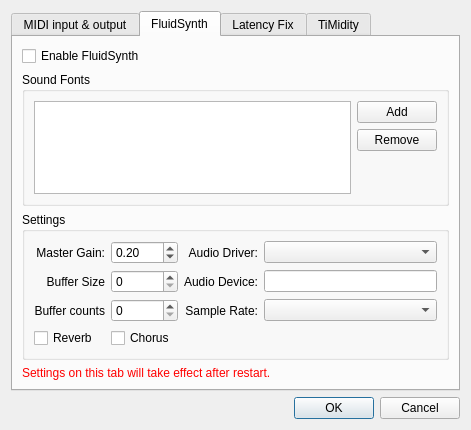
This is src/GuiMidiSetupDialog.ui in pianobooster/PianoBooster as Qt 5 draws it before an edit. The edited form follows.
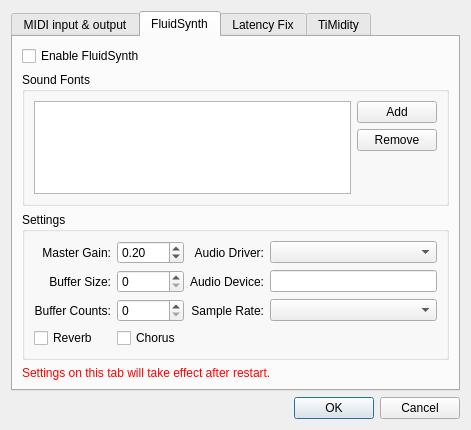
This is the edited form. The open tabs and pages were chosen to show the change.

What changed in the file:
```diff
--- a/src/GuiMidiSetupDialog.ui
+++ b/src/GuiMidiSetupDialog.ui
@@ -235,7 +235,7 @@
             <item row="2" column="0">
              <widget class="QLabel" name="label_4">
               <property name="text">
-               <string>Buffer counts</string>
+               <string>Buffer Counts:</string>
               </property>
               <property name="alignment">
                <set>Qt::AlignRight|Qt::AlignTrailing|Qt::AlignVCenter</set>
@@ -279,7 +279,7 @@
             <item row="1" column="0">
              <widget class="QLabel" name="label_3">
               <property name="text">
-               <string>Buffer Size</string>
+               <string>Buffer Size:</string>
               </property>
               <property name="alignment">
                <set>Qt::AlignRight|Qt::AlignTrailing|Qt::AlignVCenter</set>
```
